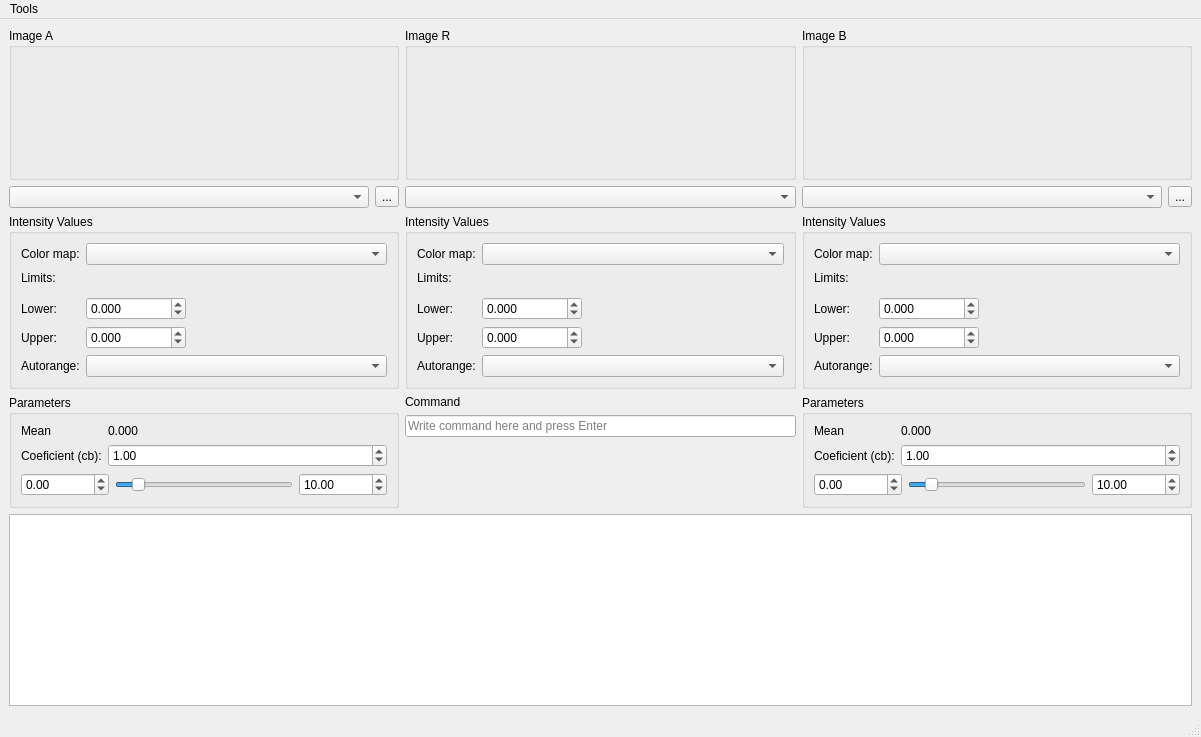
The window that ui_elements/MMExtract.ui (LabTelc/MMExtract) describes before a commit, drawn with Qt 5.
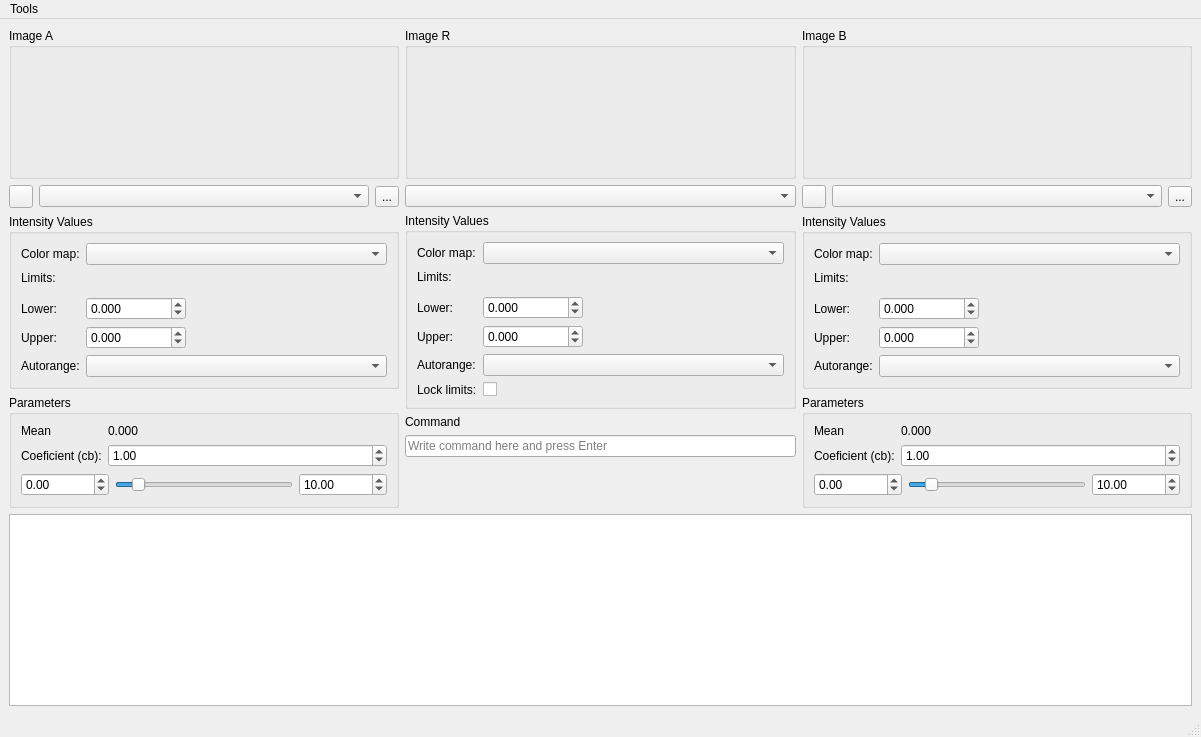
The same window after the commit. Custom widgets are drawn as their Qt base class.

Commit message: added un/lock of limits in computation, added movement of image

What changed in the file:
```diff
--- a/ui_elements/MMExtract.ui
+++ b/ui_elements/MMExtract.ui
@@ -19,6 +19,16 @@
      <layout class="QVBoxLayout" name="verticalLayout_6">
       <item>
        <layout class="QHBoxLayout" name="horizontalLayout_6">
+        <item>
+         <widget class="QToolButton" name="tb_move_b">
+          <property name="toolTip">
+           <string>Move the image...</string>
+          </property>
+          <property name="text">
+           <string/>
+          </property>
+         </widget>
+        </item>
         <item>
          <widget class="QComboBox" name="cb_files_b"/>
         </item>
@@ -263,14 +273,14 @@
            </property>
           </widget>
          </item>
-         <item row="3" column="0">
+         <item row="4" column="0">
           <widget class="QLabel" name="label_11">
            <property name="text">
             <string>Lower:</string>
            </property>
           </widget>
          </item>
-         <item row="3" column="1">
+         <item row="4" column="1">
           <widget class="QDoubleSpinBox" name="dsb_lower_r">
            <property name="maximumSize">
             <size>
@@ -289,14 +299,14 @@
            </property>
           </widget>
          </item>
-         <item row="4" column="0">
+         <item row="5" column="0">
           <widget class="QLabel" name="label_12">
            <property name="text">
             <string>Upper:</string>
            </property>
           </widget>
          </item>
-         <item row="4" column="1">
+         <item row="5" column="1">
           <widget class="QDoubleSpinBox" name="dsb_upper_r">
            <property name="maximumSize">
             <size>
@@ -315,19 +325,33 @@
            </property>
           </widget>
          </item>
-         <item row="5" column="0">
+         <item row="6" column="0">
           <widget class="QLabel" name="label_13">
            <property name="text">
             <string>Autorange:</string>
            </property>
           </widget>
          </item>
-         <item row="5" column="1">
+         <item row="6" column="1">
           <widget class="QComboBox" name="cb_auto_range_r"/>
          </item>
          <item row="2" column="0" colspan="2">
           <widget class="QRangeSlider" name="range_slider_r" native="true"/>
          </item>
+         <item row="7" column="1">
+          <widget class="QCheckBox" name="cb_lock_limits_r">
+           <property name="text">
+            <string/>
+           </property>
+          </widget>
+         </item>
+         <item row="7" column="0">
+          <widget class="QLabel" name="label_7">
+           <property name="text">
+            <string>Lock limits:</string>
+           </property>
+          </widget>
+         </item>
         </layout>
        </widget>
       </item>
@@ -367,6 +391,16 @@
      <layout class="QVBoxLayout" name="verticalLayout_4">
       <item>
        <layout class="QHBoxLayout" name="horizontalLayout_3">
+        <item>
+         <widget class="QToolButton" name="tb_move_a">
+          <property name="toolTip">
+           <string>Move the image...</string>
+          </property>
+          <property name="text">
+           <string/>
+          </property>
+         </widget>
+        </item>
         <item>
          <widget class="QComboBox" name="cb_files_a"/>
         </item>
```
The commit also changes 14 other files.
